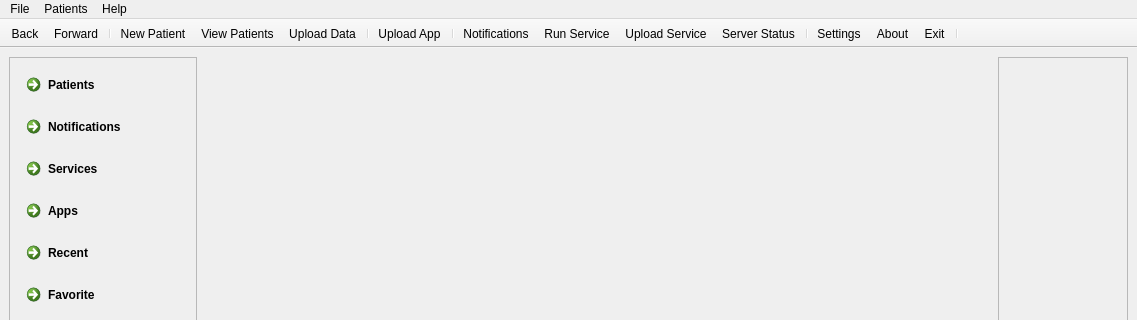
Qt form ui/mainwindow.ui (creativepsyco/panex-client) before a commit; both pictures show x 0 to 1137 and y 0 to 320 of the 1137 by 668 pixel window.
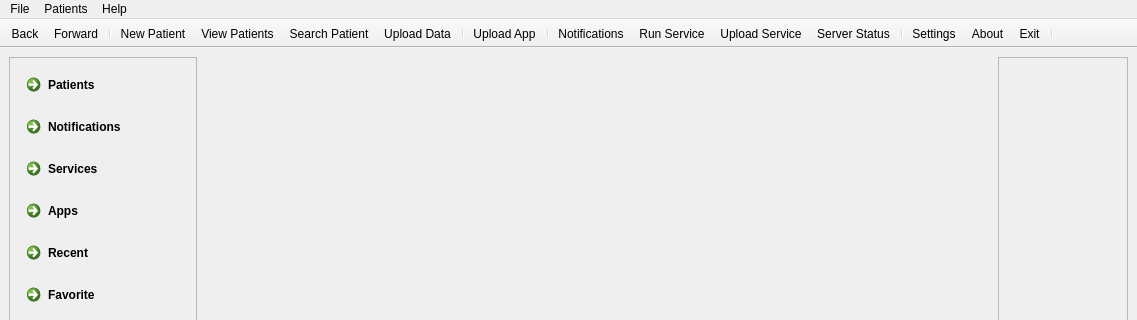
The same form after that commit. Icons and pictures are not drawn.

Commit message: Search Functionality

```diff
--- a/ui/mainwindow.ui
+++ b/ui/mainwindow.ui
@@ -238,6 +238,7 @@
    <addaction name="separator"/>
    <addaction name="actionNew_Patient"/>
    <addaction name="actionPatient_View"/>
+   <addaction name="actionSearch_Patient"/>
    <addaction name="actionUpload_Data"/>
    <addaction name="separator"/>
    <addaction name="actionUpload_App"/>
@@ -441,6 +442,15 @@
     <string>Server Status</string>
    </property>
   </action>
+  <action name="actionSearch_Patient">
+   <property name="icon">
+    <iconset resource="../res/panexres.qrc">
+     <normaloff>:/icons/Search.png</normaloff>:/icons/Search.png</iconset>
+   </property>
+   <property name="text">
+    <string>Search Patient</string>
+   </property>
+  </action>
  </widget>
  <resources>
   <include location="../res/panexres.qrc"/>
```
The commit also changes 7 other files.
